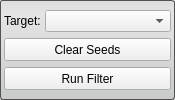
The window that Interface/ToolInterface/NeighborhoodConnectedFilterInterface.ui (jessdtate/Seg3D) describes before a commit, drawn with Qt 5.
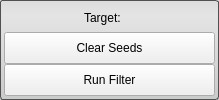
The same window after the commit.

The edit to the form file:
```diff
--- a/Interface/ToolInterface/NeighborhoodConnectedFilterInterface.ui
+++ b/Interface/ToolInterface/NeighborhoodConnectedFilterInterface.ui
@@ -6,7 +6,7 @@
    <rect>
     <x>0</x>
     <y>0</y>
-    <width>171</width>
+    <width>219</width>
     <height>100</height>
    </rect>
   </property>
@@ -25,7 +25,7 @@
   <property name="maximumSize">
    <size>
     <width>16777215</width>
-    <height>100</height>
+    <height>16777215</height>
    </size>
   </property>
   <property name="windowTitle">
@@ -38,7 +38,7 @@
 	background-color: qlineargradient(spread:pad, x1:0.5, y1:0, x2:0.5, y2:0.960227, stop:0 rgba(221, 221, 221, 255), stop:0.155779 rgba(228, 228, 228, 255), stop:1 rgba(202, 204, 204, 255));      
 }</string>
   </property>
-  <layout class="QVBoxLayout" name="verticalLayout" stretch="0,0,0">
+  <layout class="QVBoxLayout" name="verticalLayout">
    <property name="spacing">
     <number>0</number>
    </property>
@@ -46,41 +46,46 @@
     <number>4</number>
    </property>
    <item>
-    <layout class="QHBoxLayout" name="activeHLayout" stretch="1,3">
+    <layout class="QHBoxLayout" name="activeHLayout" stretch="1">
      <property name="spacing">
       <number>4</number>
      </property>
      <item>
       <widget class="QLabel" name="activeLabel">
        <property name="sizePolicy">
-        <sizepolicy hsizetype="Preferred" vsizetype="Preferred">
+        <sizepolicy hsizetype="Fixed" vsizetype="Preferred">
          <horstretch>0</horstretch>
          <verstretch>0</verstretch>
         </sizepolicy>
        </property>
+       <property name="minimumSize">
+        <size>
+         <width>50</width>
+         <height>0</height>
+        </size>
+       </property>
        <property name="text">
         <string>Target:</string>
        </property>
       </widget>
      </item>
-     <item>
-      <widget class="QComboBox" name="targetComboBox">
-       <property name="sizePolicy">
-        <sizepolicy hsizetype="Preferred" vsizetype="Fixed">
-         <horstretch>0</horstretch>
-         <verstretch>0</verstretch>
-        </sizepolicy>
-       </property>
-       <property name="sizeAdjustPolicy">
-        <enum>QComboBox::AdjustToMinimumContentsLength</enum>
-       </property>
-       <property name="minimumContentsLength">
-        <number>12</number>
-       </property>
-      </widget>
-     </item>
     </layout>
    </item>
+   <item>
+    <widget class="QWidget" name="widget" native="true">
+     <property name="minimumSize">
+      <size>
+       <width>0</width>
+       <height>32</height>
+      </size>
+     </property>
+     <layout class="QHBoxLayout" name="horizontalLayout_2">
+      <property name="spacing">
+       <number>0</number>
+      </property>
+      <property name="margin">
+       <number>0</number>
+      </property>
    <item>
     <widget class="QPushButton" name="clearSeedsButton">
      <property name="sizePolicy">
@@ -89,10 +94,16 @@
        <verstretch>0</verstretch>
       </sizepolicy>
      </property>
+        <property name="minimumSize">
+         <size>
+          <width>0</width>
+          <height>32</height>
+         </size>
+        </property>
      <property name="maximumSize">
       <size>
        <width>16777215</width>
-       <height>23</height>
+          <height>32</height>
       </size>
      </property>
      <property name="text">
@@ -100,6 +111,24 @@
      </property>
     </widget>
    </item>
+     </layout>
+    </widget>
+   </item>
+   <item>
+    <widget class="QWidget" name="widget_2" native="true">
+     <property name="minimumSize">
+      <size>
+       <width>0</width>
+       <height>32</height>
+      </size>
+     </property>
+     <layout class="QHBoxLayout" name="horizontalLayout">
+      <property name="spacing">
+       <number>0</number>
+      </property>
+      <property name="margin">
+       <number>0</number>
+      </property>
    <item>
     <widget class="QPushButton" name="runButton">
      <property name="sizePolicy">
@@ -108,15 +137,24 @@
        <verstretch>0</verstretch>
       </sizepolicy>
      </property>
+        <property name="minimumSize">
+         <size>
+          <width>0</width>
+          <height>32</height>
+         </size>
+        </property>
      <property name="maximumSize">
       <size>
        <width>16777215</width>
-       <height>23</height>
+          <height>32</height>
       </size>
      </property>
      <property name="text">
       <string>Run Filter</string>
      </property>
+       </widget>
+      </item>
+     </layout>
     </widget>
    </item>
   </layout>
```
Lines whose indentation alone changed are shown as unchanged.
